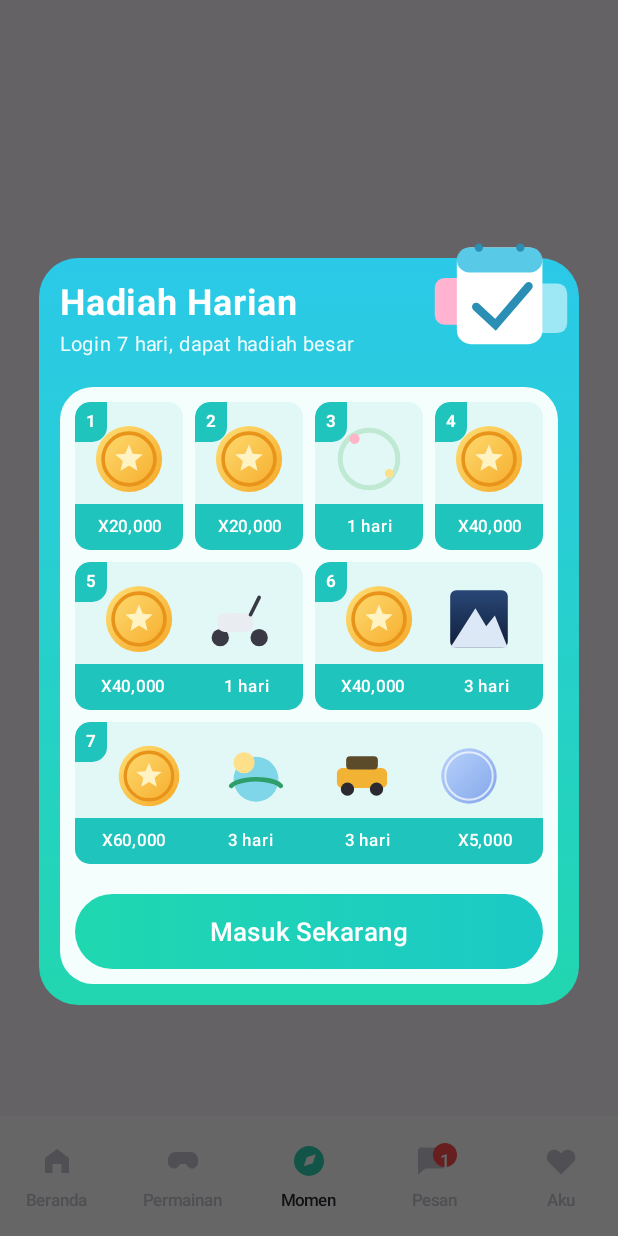
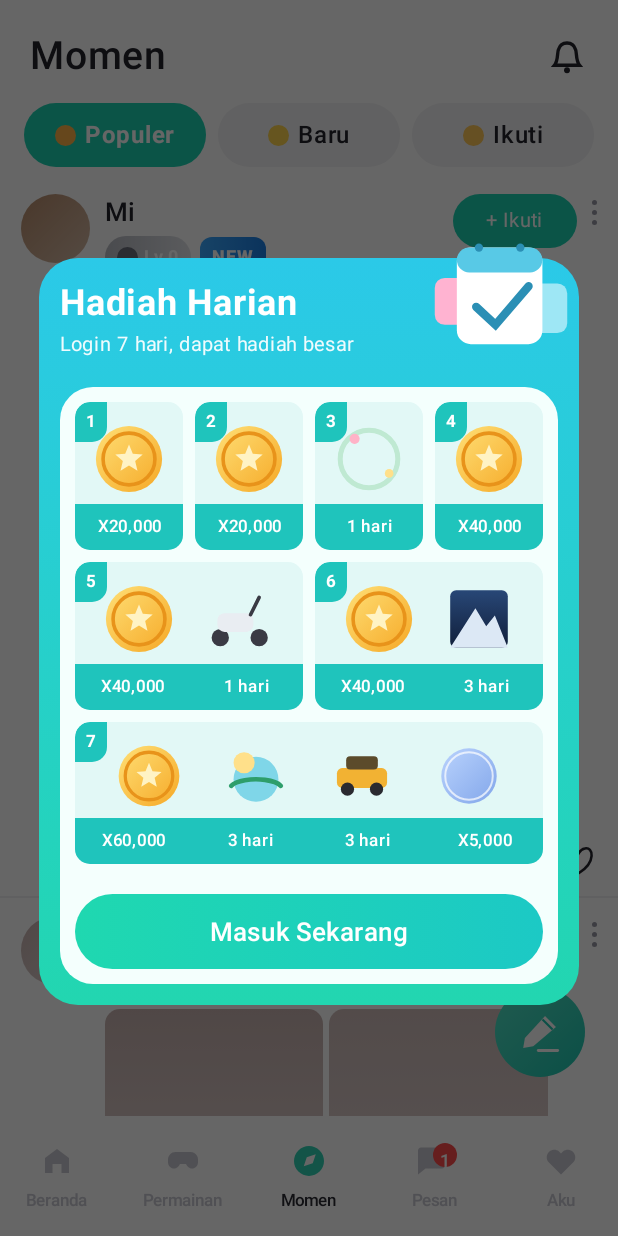
Before and after one commit to exbottod/liveroom-android, an Android app built with Jetpack Compose: the screen it shows after launch once a user with an empty profile is signed in (MainActivity), item 3 of the bottom bar chosen, on a phone screen of 412 x 824 dp. Run offline under Robolectric (Android 15) with nearby library versions, the phone set to English and light mode, and no system bars; our stand-ins replace Firebase (no records; nobody signed in at launch, a user with empty details on screens opened directly).

Commit message:
Momen screen: chips, post feed, follow toggle, floating pencil compose button

```diff
--- a/app/src/main/java/com/venderlive/app/ui/home/HomeScreen.kt
+++ b/app/src/main/java/com/venderlive/app/ui/home/HomeScreen.kt
@@ -66,7 +66,7 @@ fun HomeScreen(
             when (tab) {
                 0 -> HomeFeed(onOpenRoom = onOpenRoom)
                 1 -> Placeholder("Permainan segera hadir")
-                2 -> Placeholder("Momen segera hadir")
+                2 -> MomentScreen()
                 3 -> MessagesScreen()
                 else -> ProfileScreen(
                     nickname = "user_" + userId.takeLast(6),
--- /dev/null
+++ b/app/src/main/java/com/venderlive/app/ui/home/MomentScreen.kt
@@ -0,0 +1,298 @@
+package com.venderlive.app.ui.home
+
+import androidx.compose.foundation.Canvas
+import androidx.compose.foundation.background
+import androidx.compose.foundation.clickable
+import androidx.compose.foundation.layout.Arrangement
+import androidx.compose.foundation.layout.Box
+import androidx.compose.foundation.layout.Column
+import androidx.compose.foundation.layout.Row
+import androidx.compose.foundation.layout.Spacer
+import androidx.compose.foundation.layout.aspectRatio
+import androidx.compose.foundation.layout.fillMaxSize
+import androidx.compose.foundation.layout.fillMaxWidth
+import androidx.compose.foundation.layout.height
+import androidx.compose.foundation.layout.padding
+import androidx.compose.foundation.layout.size
+import androidx.compose.foundation.layout.width
+import androidx.compose.foundation.lazy.LazyColumn
+import androidx.compose.foundation.lazy.items
+import androidx.compose.foundation.shape.CircleShape
+import androidx.compose.foundation.shape.RoundedCornerShape
+import androidx.compose.material3.Text
+import androidx.compose.runtime.Composable
+import androidx.compose.runtime.getValue
+import androidx.compose.runtime.mutableIntStateOf
+import androidx.compose.runtime.remember
+import androidx.compose.runtime.setValue
+import androidx.compose.ui.Alignment
+import androidx.compose.ui.Modifier
+import androidx.compose.ui.draw.clip
+import androidx.compose.ui.geometry.Offset
+import androidx.compose.ui.graphics.Brush
+import androidx.compose.ui.graphics.Color
+import androidx.compose.ui.graphics.Path
+import androidx.compose.ui.graphics.StrokeCap
+import androidx.compose.ui.graphics.drawscope.Stroke
+import androidx.compose.ui.text.font.FontWeight
+import androidx.compose.ui.unit.dp
+import androidx.compose.ui.unit.sp
+
+data class MomentPost(
+    val id: String,
+    val author: String,
+    val level: Int,
+    val isNew: Boolean,
+    val text: String,
+    val photos: Int,
+    val timeAgo: String,
+    val gifts: Int = 0,
+    val comments: Int = 0,
+    val likes: Int = 0,
+    val tint: Color = Color(0xFFBDB6AE),
+    val following: Boolean = false,
+)
+
+val SampleMoments = listOf(
+    MomentPost("m1", "Mi", 0, true, "Mi", 1, "46 menit yang lalu", tint = Color(0xFFB88C6B)),
+    MomentPost("m2", "Lexa", 0, false, "", 2, "2 jam yang lalu", tint = Color(0xFFC9B3B0)),
+    MomentPost("m3", "Dinda", 12, false, "Selamat malam semua", 2, "6 jam yang lalu", tint = Color(0xFF9DB0C6)),
+)
+
+private val MomentTeal = Color(0xFF1CD3B2)
+private val Ink = Color(0xFF22222B)
+private val Soft = Color(0xFF9A9AA6)
+private val MomentChips = listOf("Populer", "Baru", "Ikuti")
+
+@Composable
+fun MomentScreen(
+    posts: List<MomentPost> = SampleMoments,
+    onCompose: () -> Unit = {},
+    onNotifications: () -> Unit = {},
+) {
+    var chip by remember { mutableIntStateOf(0) }
+    var followed by remember { androidx.compose.runtime.mutableStateOf(emptySet<String>()) }
+
+    Box(modifier = Modifier.fillMaxSize().background(Color.White)) {
+        Column(modifier = Modifier.fillMaxSize()) {
+            Row(
+                modifier = Modifier.fillMaxWidth().padding(start = 20.dp, end = 20.dp, top = 22.dp, bottom = 10.dp),
+                verticalAlignment = Alignment.CenterVertically,
+            ) {
+                Text("Momen", color = Ink, fontSize = 26.sp, fontWeight = FontWeight.Medium, modifier = Modifier.weight(1f))
+                BellGlyph(Modifier.size(28.dp).clickable(onClick = onNotifications))
+            }
+            Row(
+                modifier = Modifier.fillMaxWidth().padding(horizontal = 16.dp, vertical = 6.dp),
+                horizontalArrangement = Arrangement.spacedBy(8.dp),
+            ) {
+                MomentChips.forEachIndexed { i, label ->
+                    val on = i == chip
+                    Row(
+                        modifier = Modifier.weight(1f).clip(RoundedCornerShape(50))
+                            .background(if (on) MomentTeal else Color(0xFFF3F3F5))
+                            .clickable { chip = i }
+                            .padding(vertical = 9.dp),
+                        horizontalArrangement = Arrangement.Center,
+                        verticalAlignment = Alignment.CenterVertically,
+                    ) {
+                        Box(Modifier.size(14.dp).clip(CircleShape).background(chipDot(i)))
+                        Spacer(Modifier.width(6.dp))
+                        Text(label, color = if (on) Color.White else Ink, fontSize = 16.sp, fontWeight = if (on) FontWeight.Bold else FontWeight.Medium)
+                    }
+                }
+            }
+            LazyColumn(modifier = Modifier.fillMaxSize(), contentPadding = androidx.compose.foundation.layout.PaddingValues(bottom = 90.dp)) {
+                items(posts, key = { it.id }) { p ->
+                    PostCard(p, isFollowing = p.id in followed) {
+                        followed = if (p.id in followed) followed - p.id else followed + p.id
+                    }
+                    Box(Modifier.fillMaxWidth().height(1.dp).background(Color(0xFFF0F0F3)))
+                }
+            }
+        }
+        ComposeFab(onCompose, Modifier.align(Alignment.BottomEnd).padding(end = 22.dp, bottom = 26.dp))
+    }
+}
+
+private fun chipDot(i: Int) = when (i) {
+    0 -> Color(0xFFFFB347)
+    1 -> Color(0xFFFFD54F)
+    else -> Color(0xFFFFC857)
+}
+
+@Composable
+private fun PostCard(p: MomentPost, isFollowing: Boolean, onFollow: () -> Unit) {
+    Column(modifier = Modifier.fillMaxWidth().padding(horizontal = 14.dp, vertical = 12.dp)) {
+        Row(verticalAlignment = Alignment.Top) {
+            Box(
+                modifier = Modifier.size(46.dp).clip(CircleShape).background(Brush.linearGradient(listOf(p.tint, p.tint.copy(alpha = 0.6f)))),
+            )
+            Spacer(Modifier.width(10.dp))
+            Column(modifier = Modifier.weight(1f)) {
+                Text(p.author, color = Ink, fontSize = 17.sp, fontWeight = FontWeight.Medium)
+                Spacer(Modifier.height(4.dp))
+                Row(verticalAlignment = Alignment.CenterVertically) {
+                    LevelPill(p.level)
+                    if (p.isNew) {
+                        Spacer(Modifier.width(6.dp))
+                        Box(
+                            modifier = Modifier.clip(RoundedCornerShape(8.dp)).background(Brush.horizontalGradient(listOf(Color(0xFF3AA8FF), Color(0xFF1B7FE6))))
+                                .padding(horizontal = 8.dp, vertical = 1.dp),
+                        ) { Text("NEW", color = Color.White, fontSize = 12.sp, fontWeight = FontWeight.Black) }
+                    }
+                }
+            }
+            Box(
+                modifier = Modifier.clip(RoundedCornerShape(50))
+                    .background(if (isFollowing) Color(0xFFE6E6EA) else MomentTeal)
+                    .clickable(onClick = onFollow)
+                    .padding(horizontal = 22.dp, vertical = 6.dp),
+            ) { Text(if (isFollowing) "Diikuti" else "+ Ikuti", color = if (isFollowing) Soft else Color.White, fontSize = 13.sp) }
+            Spacer(Modifier.width(10.dp))
+            MoreDots()
+        }
+        Column(modifier = Modifier.padding(start = 56.dp, top = 6.dp)) {
+            if (p.text.isNotEmpty()) {
+                Text(p.text, color = Ink, fontSize = 14.sp)
+                Spacer(Modifier.height(8.dp))
+            }
+            PhotoStrip(p)
+            Spacer(Modifier.height(10.dp))
+            Row(verticalAlignment = Alignment.CenterVertically) {
+                Text(p.timeAgo, color = Soft, fontSize = 12.sp, modifier = Modifier.weight(1f))
+                Counter(p.gifts) { GiftGlyph(Modifier.size(24.dp)) }
+                Spacer(Modifier.width(18.dp))
+                Counter(p.comments) { CommentGlyph(Modifier.size(24.dp)) }
+                Spacer(Modifier.width(18.dp))
+                Counter(p.likes) { HeartGlyph(Modifier.size(24.dp)) }
+            }
+        }
+    }
+}
+
+@Composable
+private fun PhotoStrip(p: MomentPost) {
+    if (p.photos <= 1) {
+        Box(
+            modifier = Modifier.fillMaxWidth(0.62f).aspectRatio(0.62f).clip(RoundedCornerShape(10.dp))
+                .background(Brush.verticalGradient(listOf(p.tint, p.tint.copy(alpha = 0.7f)))),
+        )
+    } else {
+        Row(horizontalArrangement = Arrangement.spacedBy(4.dp), modifier = Modifier.fillMaxWidth(0.9f)) {
+            repeat(p.photos.coerceAtMost(3)) { i ->
+                Box(
+                    modifier = Modifier.weight(1f).aspectRatio(1f).clip(RoundedCornerShape(10.dp))
+                        .background(Brush.verticalGradient(listOf(p.tint.copy(alpha = 1f - i * 0.12f), p.tint.copy(alpha = 0.6f)))),
+                )
+            }
+        }
+    }
+}
+
+@Composable
+private fun Counter(count: Int, icon: @Composable () -> Unit) {
+    Row(verticalAlignment = Alignment.CenterVertically) {
+        Text("$count", color = Ink, fontSize = 14.sp)
+        Spacer(Modifier.width(4.dp))
+        icon()
+    }
+}
+
+@Composable
+private fun LevelPill(level: Int) {
+    Row(
+        modifier = Modifier.clip(RoundedCornerShape(50)).background(Brush.horizontalGradient(listOf(Color(0xFFB9BCC4), Color(0xFFE3E5EA))))
+            .padding(horizontal = 8.dp, vertical = 2.dp),
+        verticalAlignment = Alignment.CenterVertically,
+    ) {
+        Box(Modifier.size(14.dp).clip(CircleShape).background(Color(0xFF6B6F7A)))
+        Spacer(Modifier.width(4.dp))
+        Text("Lv.$level", color = Color.White, fontSize = 12.sp, fontWeight = FontWeight.Bold)
+    }
+}
+
+@Composable
+private fun MoreDots() {
+    Column(verticalArrangement = Arrangement.spacedBy(3.dp), modifier = Modifier.padding(top = 4.dp)) {
+        repeat(3) { Box(Modifier.size(3.dp).clip(CircleShape).background(Soft)) }
+    }
+}
+
+@Composable
+private fun ComposeFab(onClick: () -> Unit, modifier: Modifier) {
+    Box(
+        modifier = modifier.size(60.dp).clip(CircleShape)
+            .background(Brush.linearGradient(listOf(Color(0xFF52E3C6), Color(0xFF1CC6B0))))
+            .clickable(onClick = onClick),
+        contentAlignment = Alignment.Center,
+    ) { PencilGlyph(Modifier.size(28.dp)) }
+}
+
+@Composable
+private fun PencilGlyph(modifier: Modifier) {
+    Canvas(modifier = modifier) {
+        val w = size.width; val h = size.height
+        val body = Path().apply {
+            moveTo(w * 0.62f, h * 0.12f); lineTo(w * 0.88f, h * 0.38f); lineTo(w * 0.34f, h * 0.84f)
+            lineTo(w * 0.1f, h * 0.88f); lineTo(w * 0.14f, h * 0.64f); close()
+        }
+        drawPath(body, Color.White)
+        drawLine(Color(0xFF1CC6B0), Offset(w * 0.56f, h * 0.2f), Offset(w * 0.8f, h * 0.44f), strokeWidth = w * 0.05f)
+        drawLine(Color.White, Offset(w * 0.46f, h * 0.94f), Offset(w * 0.92f, h * 0.94f), strokeWidth = w * 0.07f, cap = StrokeCap.Round)
+    }
+}
+
+@Composable
+private fun BellGlyph(modifier: Modifier) {
+    Canvas(modifier = modifier) {
+        val w = size.width; val h = size.height
+        val bell = Path().apply {
+            moveTo(w * 0.2f, h * 0.72f); cubicTo(w * 0.3f, h * 0.6f, w * 0.26f, h * 0.4f, w * 0.3f, h * 0.34f)
+            cubicTo(w * 0.36f, h * 0.14f, w * 0.64f, h * 0.14f, w * 0.7f, h * 0.34f)
+            cubicTo(w * 0.74f, h * 0.4f, w * 0.7f, h * 0.6f, w * 0.8f, h * 0.72f); close()
+        }
+        drawPath(bell, Ink, style = Stroke(width = w * 0.08f, cap = StrokeCap.Round))
+        drawCircle(Ink, radius = w * 0.07f, center = Offset(w * 0.5f, h * 0.84f))
+    }
+}
+
+@Composable
+private fun GiftGlyph(modifier: Modifier) {
+    Canvas(modifier = modifier) {
+        val w = size.width; val h = size.height
+        drawRoundRect(Color(0xFFFF8A1F), Offset(w * 0.1f, h * 0.38f), androidx.compose.ui.geometry.Size(w * 0.8f, h * 0.5f), androidx.compose.ui.geometry.CornerRadius(6f))
+        drawRoundRect(Color(0xFFFFA84D), Offset(w * 0.06f, h * 0.26f), androidx.compose.ui.geometry.Size(w * 0.88f, h * 0.18f), androidx.compose.ui.geometry.CornerRadius(6f))
+        drawRect(Color(0xFFFFE08A), Offset(w * 0.46f, h * 0.26f), androidx.compose.ui.geometry.Size(w * 0.08f, h * 0.62f))
+        drawCircle(Color(0xFFFF8A1F), radius = w * 0.1f, center = Offset(w * 0.38f, h * 0.2f), style = Stroke(width = w * 0.05f))
+        drawCircle(Color(0xFFFF8A1F), radius = w * 0.1f, center = Offset(w * 0.62f, h * 0.2f), style = Stroke(width = w * 0.05f))
+    }
+}
+
+@Composable
+private fun CommentGlyph(modifier: Modifier) {
+    Canvas(modifier = modifier) {
+        val w = size.width; val h = size.height
+        drawRoundRect(Ink, Offset(w * 0.08f, h * 0.12f), androidx.compose.ui.geometry.Size(w * 0.84f, h * 0.62f),
+            androidx.compose.ui.geometry.CornerRadius(w * 0.2f), style = Stroke(width = w * 0.07f))
+        drawLine(Ink, Offset(w * 0.3f, h * 0.34f), Offset(w * 0.7f, h * 0.34f), strokeWidth = w * 0.06f, cap = StrokeCap.Round)
+        drawLine(Ink, Offset(w * 0.3f, h * 0.5f), Offset(w * 0.56f, h * 0.5f), strokeWidth = w * 0.06f, cap = StrokeCap.Round)
+        val tail = Path().apply { moveTo(w * 0.34f, h * 0.74f); lineTo(w * 0.3f, h * 0.92f); lineTo(w * 0.52f, h * 0.74f) }
+        drawPath(tail, Ink, style = Stroke(width = w * 0.07f, cap = StrokeCap.Round))
+    }
+}
+
+@Composable
+private fun HeartGlyph(modifier: Modifier) {
+    Canvas(modifier = modifier) {
+        val w = size.width; val h = size.height
+        val heart = Path().apply {
+            moveTo(w * 0.5f, h * 0.86f)
+            cubicTo(w * 0.02f, h * 0.56f, w * 0.1f, h * 0.12f, w * 0.34f, h * 0.18f)
+            cubicTo(w * 0.44f, h * 0.2f, w * 0.5f, h * 0.3f, w * 0.5f, h * 0.3f)
+            cubicTo(w * 0.5f, h * 0.3f, w * 0.56f, h * 0.2f, w * 0.66f, h * 0.18f)
+            cubicTo(w * 0.9f, h * 0.12f, w * 0.98f, h * 0.56f, w * 0.5f, h * 0.86f); close()
+        }
+        drawPath(heart, Ink, style = Stroke(width = w * 0.07f, cap = StrokeCap.Round))
+    }
+}
```
